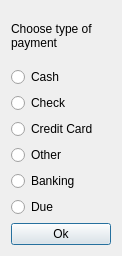
Qt form plugins/accountreceiptsplugin/ChoiceDialog.ui (FreeHealth/freehealth) before a commit.
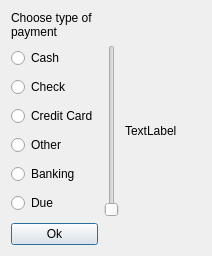
The same form after that commit.

```diff
--- a/plugins/accountreceiptsplugin/ChoiceDialog.ui
+++ b/plugins/accountreceiptsplugin/ChoiceDialog.ui
@@ -6,7 +6,7 @@
    <rect>
     <x>0</x>
     <y>0</y>
-    <width>122</width>
+    <width>212</width>
     <height>256</height>
    </rect>
   </property>
@@ -73,6 +73,20 @@
        </item>
       </layout>
      </item>
+     <item row="1" column="1">
+      <widget class="QSlider" name="verticalSlider">
+       <property name="orientation">
+        <enum>Qt::Vertical</enum>
+       </property>
+      </widget>
+     </item>
+     <item row="1" column="2">
+      <widget class="QLabel" name="percentLabel">
+       <property name="text">
+        <string>TextLabel</string>
+       </property>
+      </widget>
+     </item>
      <item row="2" column="0">
       <widget class="QPushButton" name="okButton">
        <property name="text">
```
